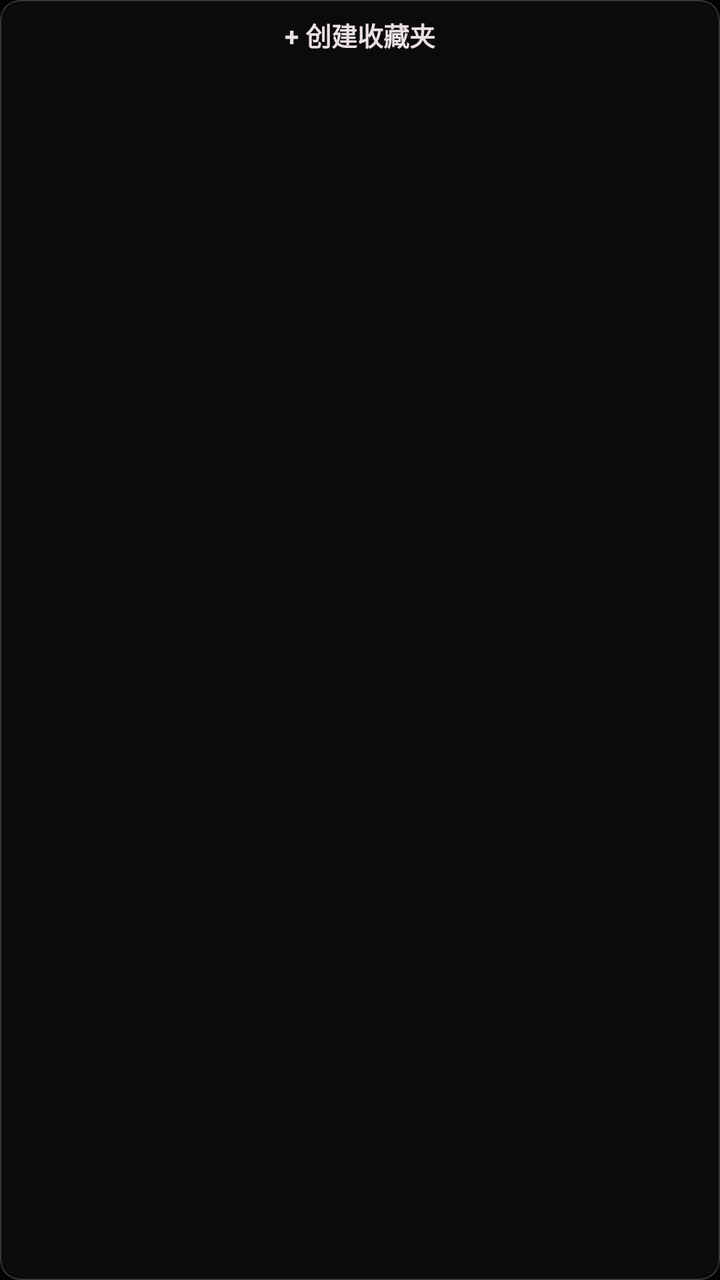
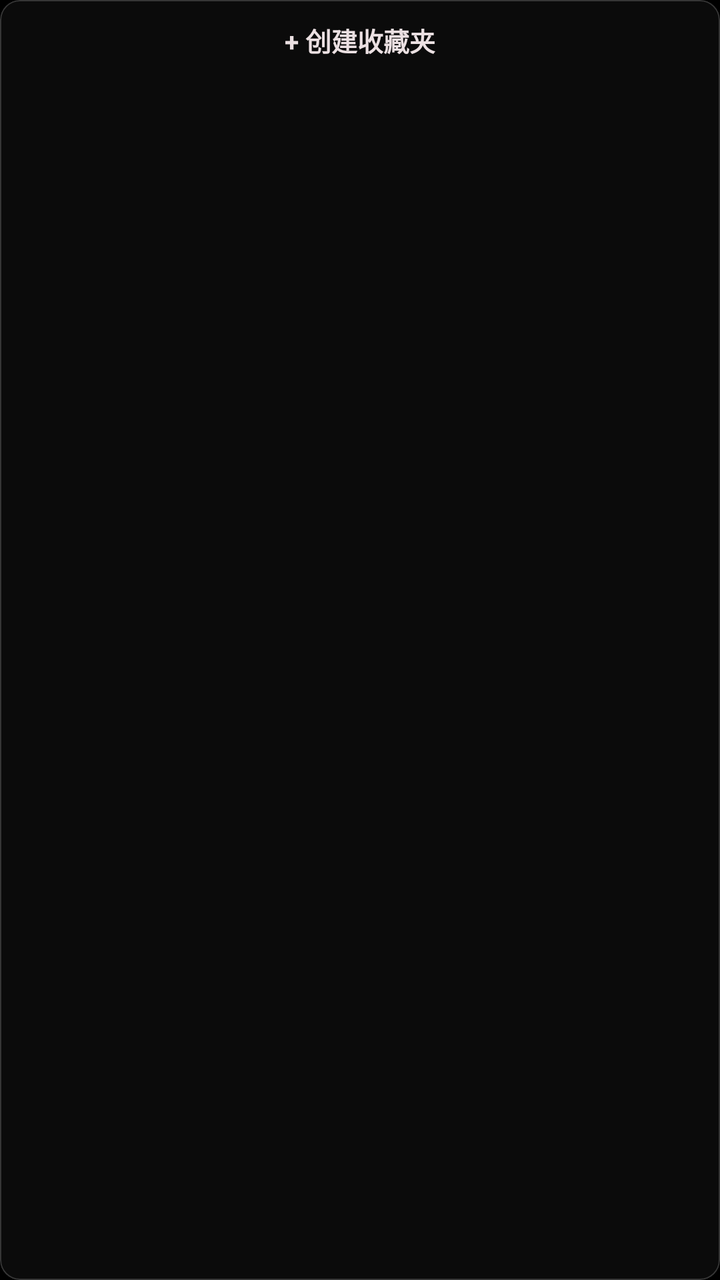

Before-and-after screenshots of an Android layout around one commit, followed by the original layout XML and the change that was made.
<!-- AndroidManifest.xml: application theme Theme.BiliClient -->
<!-- res/layout/cell_create_folder_button.xml -->
<?xml version="1.0" encoding="utf-8"?>
<com.google.android.material.card.MaterialCardView xmlns:android="http://schemas.android.com/apk/res/android"
    xmlns:app="http://schemas.android.com/apk/res-auto"
    android:layout_width="match_parent"
    android:layout_height="wrap_content"
    android:layout_marginHorizontal="@dimen/activity_padding_horizontal"
    android:layout_marginVertical="@dimen/list_margin_vertical">

    <TextView
        android:id="@+id/text"
        android:layout_width="match_parent"
        android:layout_height="35dp"
        android:layout_marginHorizontal="8dp"
        android:gravity="center"
        android:text="+ 创建收藏夹"
        android:textSize="13sp"
        android:textStyle="bold" />
</com.google.android.material.card.MaterialCardView>
<!-- resources referenced by this layout -->
<resources>
  <dimen name="activity_padding_horizontal">6dp</dimen>
  <dimen name="list_margin_vertical">2dp</dimen>
  <color name="bgblack">#000000</color>
  <color name="pink">#FBFB8787</color>
  <color name="textwhite">#ebe0e2</color>
  <color name="card_border_new">#363636</color>
  <style name="TextViewSytle" parent="Widget.AppCompat.TextView">
          <item name="android:textSize">14sp</item>
          #设置默认字体大小，某些设备的默认字体偏大
      </style>
  <style name="EditTextStyle" parent="Widget.AppCompat.EditText">
          <item name="android:textColorHint">#80ffffff</item>
          <item name="android:textCursorDrawable">@drawable/cursor_drawable</item>
          <item name="android:textColor">@color/textwhite</item>
      </style>
  <style name="CardStyle" parent="Widget.MaterialComponents.CardView">
          <item name="cardBackgroundColor">@color/card_bg_new</item>
          <item name="cardCornerRadius">@dimen/card_round_new</item>
          <item name="strokeColor">@color/card_border_new</item>
          <item name="strokeWidth">@dimen/card_stroke_new</item>
          <item name="rippleColor" tools:ignore="PrivateResource">@android:color/transparent</item>
          
          <item name="cardElevation">0dp</item>
          <item name="android:stateListAnimator" tools:targetApi="lollipop">@animator/press_scale</item>
          <item name="android:clickable">true</item>
          <item name="android:focusable">true</item>
      </style>
  <style name="ButtonStyle" parent="Widget.MaterialComponents.Button">
          <item name="backgroundTint">@color/card_bg_new</item>
          <item name="cornerRadius">@dimen/card_round_new</item>
          <item name="strokeColor">@color/card_border_new</item>
          <item name="strokeWidth">@dimen/card_stroke_new</item>
          <item name="android:stateListAnimator" tools:targetApi="lollipop">@animator/press_scale</item>
          <item name="android:textColor">@color/textwhite</item>
          <item name="android:insetTop">2dp</item>
          <item name="android:insetBottom">2dp</item>
          <item name="android:paddingLeft">2dp</item>
          <item name="android:paddingRight">2dp</item>
          <item name="android:clickable">true</item>
          <item name="android:focusable">true</item>
      </style>
  <style name="SwitchCompatStyle" parent="Widget.AppCompat.CompoundButton.Switch">
          <item name="android:paddingLeft">6dp</item>
          <item name="android:paddingRight">2dp</item>
          <item name="android:background">@drawable/background_edittext_setting</item>
          <item name="android:textColor">@color/textwhite</item>
      </style>
  <style name="RadioButtonStyle" parent="Widget.MaterialComponents.CompoundButton.RadioButton">
          <item name="android:minHeight">10dp</item>
      </style>
  <style name="ListStyle">
          <item name="android:descendantFocusability">afterDescendants</item>
      </style>
  <color name="bili_pink">#FE679A</color>
  <color name="color_ripple">#78FEFEFE</color>
  <!-- drawable cursor_drawable (drawable) -->
  <?xml version="1.0" encoding="utf-8"?>
  
  <shape xmlns:android="http://schemas.android.com/apk/res/android">
      <solid android:color="#eeFB7299" />
      <size android:width="2dp" />
  </shape>
  <color name="card_bg_new">#4D262626</color>
  <dimen name="card_round_new">10dp</dimen>
  <dimen name="card_stroke_new">0.5dp</dimen>
  <!-- drawable background_edittext_setting (drawable) -->
  <?xml version="1.0" encoding="utf-8"?>
  
  <shape xmlns:android="http://schemas.android.com/apk/res/android">
      <solid android:color="#cc262626" />
      <stroke
          android:width="@dimen/card_stroke"
          android:color="#70707070" />
      <corners android:radius="@dimen/card_round" />
  </shape>
  <dimen name="card_stroke">0dp</dimen>
  <dimen name="card_round">6dp</dimen>
  <!-- unchanged entries left out for length: 2 -->
</resources>

<!-- the commit's change to res/layout/cell_create_folder_button.xml (unified diff, before → after) -->
@@ -9,7 +9,7 @@
     <TextView
         android:id="@+id/text"
         android:layout_width="match_parent"
-        android:layout_height="35dp"
+        android:layout_height="40dp"
         android:layout_marginHorizontal="8dp"
         android:gravity="center"
         android:text="+ 创建收藏夹"
